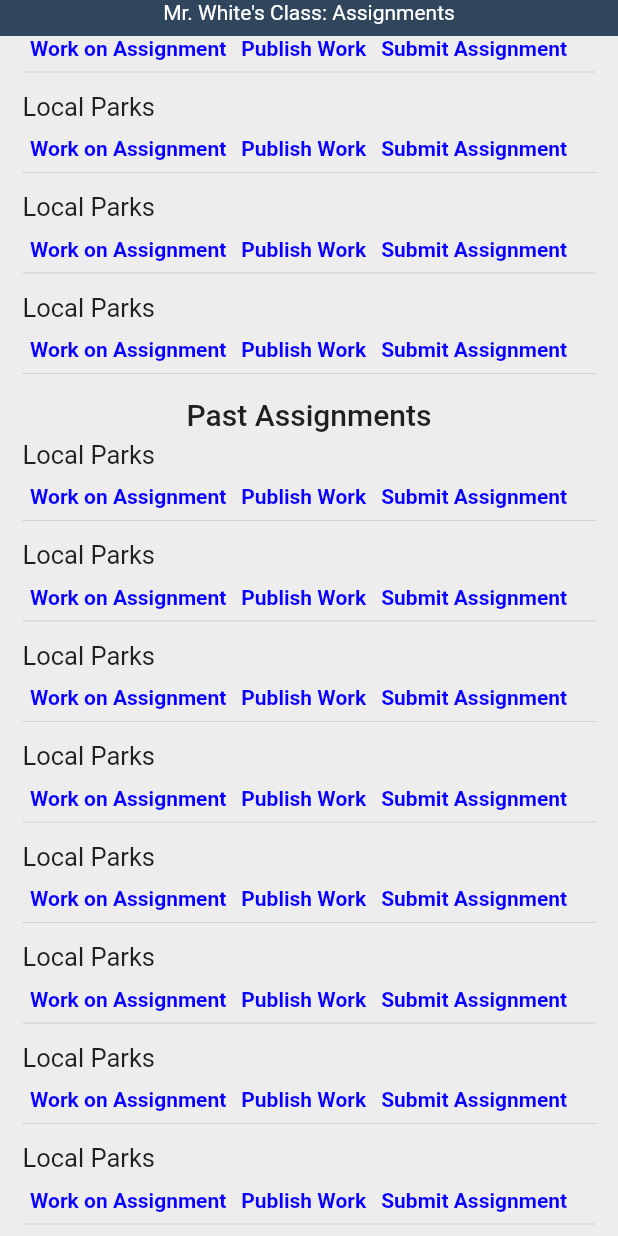
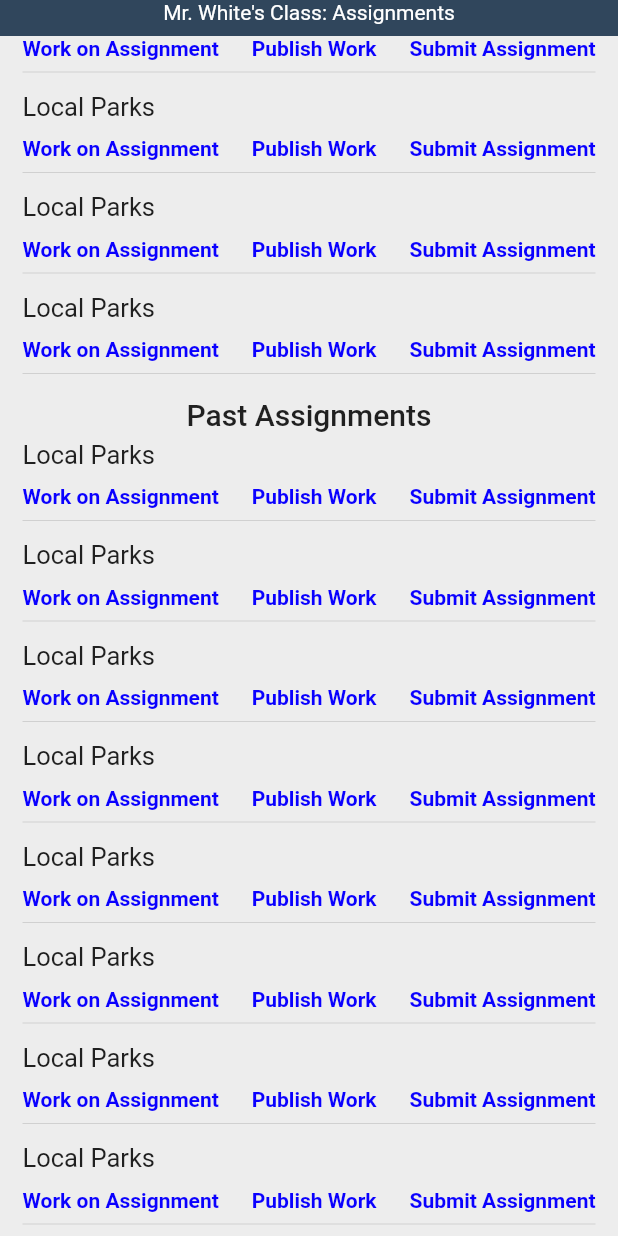
Before and after one commit to 19smitgr/Off-The-Map, a Flutter app: the screen it shows after launch, scrolled down 66 dp, on a phone screen of 412 x 824 dp. Run offline on Flutter 3.47's test engine with Material 2 defaults, Android fonts, the phone set to English and light mode, and no system bars; our stand-ins replace flutter_map, latlong.

Commit message:
fix spacing issues

```diff
--- a/lib/assignment_page.dart
+++ b/lib/assignment_page.dart
@@ -82,19 +82,16 @@ class _AssignmentWithOptionsState extends State<AssignmentWithOptions> {
             style: kSubtitleStyle,
             textAlign: TextAlign.left,
           ),
-          Padding(
+          Container(
+            width: double.infinity,
             padding: const EdgeInsets.only(top: 10.0),
             child: Wrap(
-              direction: Axis.horizontal,
               alignment: WrapAlignment.spaceBetween,
               children: <Widget>[
                 for (String option in options)
-                  Padding(
-                    padding: EdgeInsets.only(left: 5.0, right: 5.0),
-                    child: Text(
-                      option,
-                      style: kAssignmentOptionStyle,
-                    ),
+                  Text(
+                    option,
+                    style: kAssignmentOptionStyle,
                   ),
               ],
             ),
```
